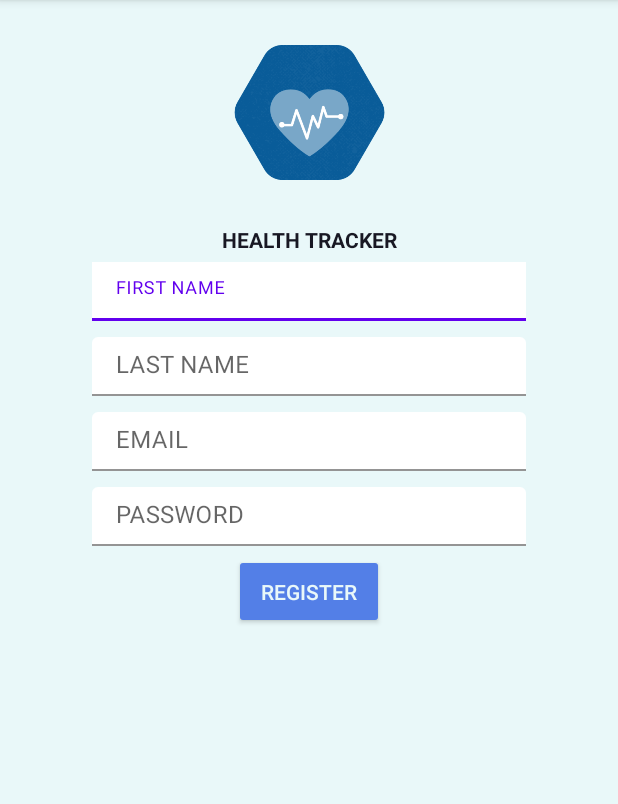
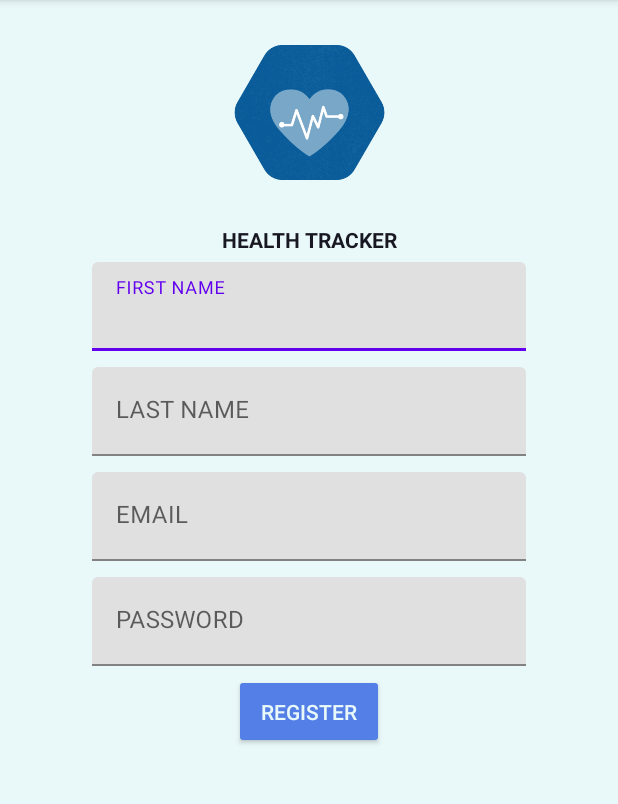
Before and after one commit to zivhd/MacroMonitor, an Android app: the RegisterActivity screen opened directly, with no data from a screen before it, on a phone screen of 412 x 824 dp, the part 84-888 px from its top. Run offline under Robolectric (Android 15) with nearby library versions, the phone set to English and light mode, and no system bars.

Commit message:
updated login register backend

```diff
--- a/MCO3/app/src/main/java/ph/edu/dlsu/mobdeve/boado/rodriguez/mco3/MainActivity.kt
+++ b/MCO3/app/src/main/java/ph/edu/dlsu/mobdeve/boado/rodriguez/mco3/MainActivity.kt
@@ -21,6 +21,10 @@ class MainActivity : AppCompatActivity() {
         val goToHome = Intent(this,AlarmActivity::class.java)
         startActivity(goToHome)
     }
+        binding.signupBtn.setOnClickListener{
+            val goToHome = Intent(this,RegisterActivity::class.java)
+            startActivity(goToHome)
+        }
     }
     private fun createNotificationChannel(){
         if (Build.VERSION.SDK_INT >= Build.VERSION_CODES.O){
--- a/MCO3/app/src/main/res/layout/activity_register.xml
+++ b/MCO3/app/src/main/res/layout/activity_register.xml
@@ -34,7 +34,7 @@
     <com.google.android.material.textfield.TextInputLayout
         android:id="@+id/fname"
         android:layout_width="300dp"
-        android:layout_height="50dp"
+        android:layout_height="70dp"
         android:padding="5dp"
         app:endIconMode="clear_text"
         app:layout_constraintEnd_toEndOf="parent"
@@ -48,15 +48,13 @@
             android:layout_height="match_parent"
             android:hint="FIRST NAME"
             android:maxLines="1"
-            android:backgroundTint="#FFFFFF"
-            android:background="@color/black"
             />
     </com.google.android.material.textfield.TextInputLayout>
 
     <com.google.android.material.textfield.TextInputLayout
         android:id="@+id/lname"
         android:layout_width="300dp"
-        android:layout_height="50dp"
+        android:layout_height="70dp"
         android:padding="5dp"
         app:endIconMode="clear_text"
         app:layout_constraintEnd_toEndOf="parent"
@@ -69,13 +67,12 @@
             android:layout_width="match_parent"
             android:layout_height="match_parent"
             android:hint="LAST NAME"
-            android:maxLines="1"
-            android:backgroundTint="#FFFFFF"/>
+            android:maxLines="1" />
     </com.google.android.material.textfield.TextInputLayout>
     <com.google.android.material.textfield.TextInputLayout
     android:id="@+id/email"
     android:layout_width="300dp"
-    android:layout_height="50dp"
+    android:layout_height="70dp"
     android:padding="5dp"
     app:endIconMode="clear_text"
     app:layout_constraintEnd_toEndOf="parent"
@@ -88,13 +85,12 @@
         android:layout_width="match_parent"
         android:layout_height="match_parent"
         android:hint="EMAIL"
-        android:maxLines="1"
-        android:backgroundTint="#FFFFFF"/>
+        android:maxLines="1" />
 </com.google.android.material.textfield.TextInputLayout>
     <com.google.android.material.textfield.TextInputLayout
         android:id="@+id/password"
         android:layout_width="300dp"
-        android:layout_height="50dp"
+        android:layout_height="70dp"
         android:padding="5dp"
         app:endIconMode="clear_text"
         app:layout_constraintEnd_toEndOf="parent"
@@ -108,10 +104,10 @@
             android:layout_width="match_parent"
             android:layout_height="match_parent"
             android:hint="PASSWORD"
-            android:maxLines="1"
-            android:backgroundTint="#FFFFFF"/>
+            android:maxLines="1" />
     </com.google.android.material.textfield.TextInputLayout>
     <androidx.appcompat.widget.AppCompatButton
+        android:id="@+id/regbtn"
         android:layout_width="100dp"
         android:layout_height="50dp"
         android:text="Register"
```
Also changed, not shown: MCO3/app/src/main/java/ph/edu/dlsu/mobdeve/boado/rodriguez/mco3/HomeActivity.kt (+11 -1 lines), MCO3/app/src/main/java/ph/edu/dlsu/mobdeve/boado/rodriguez/mco3/RegisterActivity.kt (+35 -1 lines), MCO3/app/src/main/java/ph/edu/dlsu/mobdeve/boado/rodriguez/mco3/dao/UserDAO.kt (added, +57 -0 lines), MCO3/app/src/main/java/ph/edu/dlsu/mobdeve/boado/rodriguez/mco3/data/model/User.kt (+5 -5 lines).
